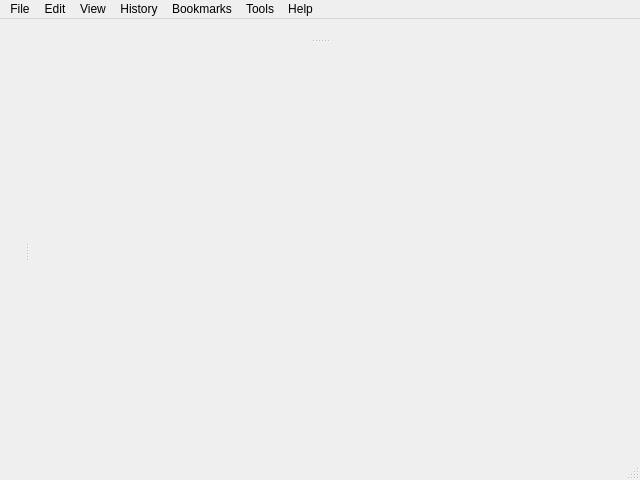
OtterBrowser/otter-browser, file src/ui/MainWindow.ui: the form before one commit.
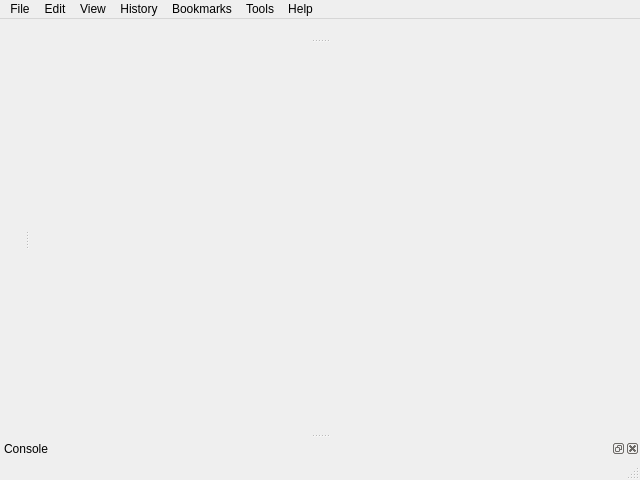
The form after the commit. Custom widgets are drawn as their Qt base class.

Commit message: Add ConsoleWidget, references #103

The edit to the form file:
```diff
--- a/src/ui/MainWindow.ui
+++ b/src/ui/MainWindow.ui
@@ -192,6 +192,15 @@
    <addaction name="menuHelp"/>
   </widget>
   <widget class="Otter::StatusBarWidget" name="statusBar"/>
+  <widget class="QDockWidget" name="consoleDockWidget">
+   <property name="windowTitle">
+    <string>Console</string>
+   </property>
+   <attribute name="dockWidgetArea">
+    <number>8</number>
+   </attribute>
+   <widget class="Otter::ConsoleWidget" name="consoleWidget"/>
+  </widget>
   <action name="actionNewTab">
    <property name="text">
     <string>New Tab</string>
@@ -499,6 +508,12 @@
    <header>src/ui/TabBarDockWidget.h</header>
    <container>1</container>
   </customwidget>
+  <customwidget>
+   <class>Otter::ConsoleWidget</class>
+   <extends>QWidget</extends>
+   <header>src/ui/ConsoleWidget.h</header>
+   <container>1</container>
+  </customwidget>
  </customwidgets>
  <resources/>
  <connections/>
```
Left out of the diff: 14 changed lines with no effect on the pictures. The commit also changes 7 other files.
